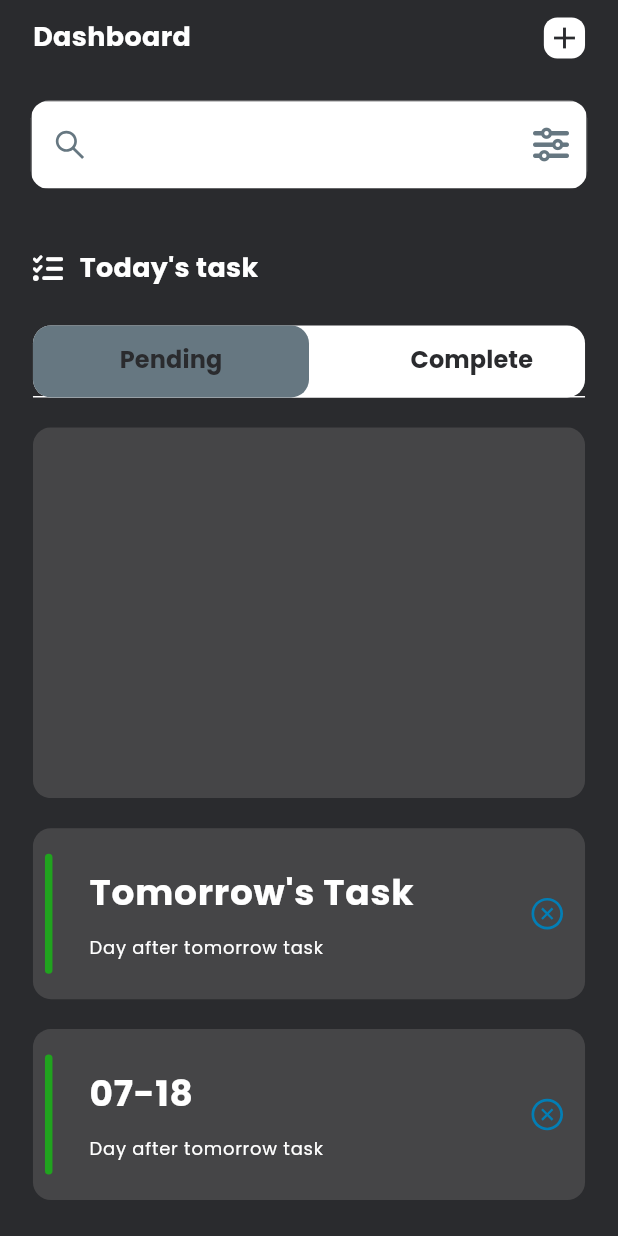
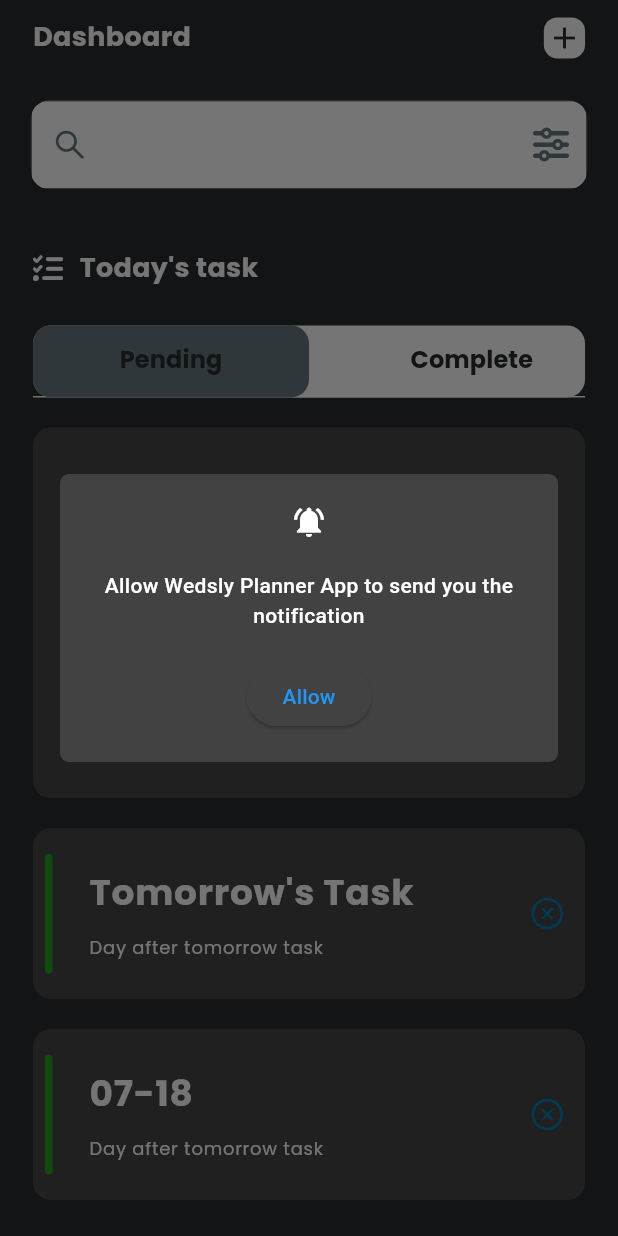
Before and after one commit to rajoanrahman100/task_managment_with_riverpod, a Flutter app: the screen it shows after launch, on a phone screen of 412 x 824 dp. Run offline on Flutter 3.47's test engine with Material 2 defaults, Android fonts, the phone set to English and light mode, and no system bars; drawn by our look-alikes of dynamic_color; our stand-ins replace country_picker, firebase_auth, firebase_core, flutter_datetime_picker_plus, flutter_riverpod, flutter_screenutil and 7 more; missing offline and left inert: notification_permissions; accounts and stored records are empty; generated files the repository leaves out were written again.

Commit message:
Notification dialog show

```diff
--- /dev/null
+++ b/lib/common/utils/notification_permission_helper.dart
@@ -0,0 +1,20 @@
+import 'package:notification_permissions/notification_permissions.dart';
+
+class NotificationPermissionHelper {
+  static Future<String> getCheckNotificationPermStatus() {
+    return NotificationPermissions.getNotificationPermissionStatus().then((status) {
+      switch (status) {
+        case PermissionStatus.denied:
+          return "denied";
+        case PermissionStatus.granted:
+          return "granted";
+        case PermissionStatus.unknown:
+          return "unknown";
+        case PermissionStatus.provisional:
+          return "provisional";
+        default:
+          return "";
+      }
+    });
+  }
+}
--- /dev/null
+++ b/lib/common/widgets/notification_permission_dialog.dart
@@ -0,0 +1,50 @@
+import 'package:flutter/material.dart';
+import 'package:notification_permissions/notification_permissions.dart';
+import 'package:task_managment_with_riverpod/common/widgets/height_spacer.dart';
+
+showNotificationPermissionDialog(BuildContext context) {
+  return showDialog(
+      barrierDismissible: false,
+      context: context,
+      builder: (context) {
+        return Dialog(
+          shape: RoundedRectangleBorder(borderRadius: BorderRadius.circular(6)),
+          child: Padding(
+            padding: const EdgeInsets.symmetric(
+              horizontal: 20,
+              vertical: 20,
+            ),
+            child: SizedBox(
+              child: Column(
+                mainAxisAlignment: MainAxisAlignment.center,
+                crossAxisAlignment: CrossAxisAlignment.center,
+                mainAxisSize: MainAxisSize.min,
+                children: [
+                  Icon(Icons.notifications_active),
+                  SizedBox(
+                    height: 20,
+                  ),
+                  Text(
+                    "Allow Wedsly Planner App to send you the notification",
+                    style: TextStyle(
+                      color: Colors.white,
+                      fontWeight: FontWeight.w500,
+                    ),
+                    textAlign: TextAlign.center,
+                  ),
+                  SizedBox(
+                    height: 20,
+                  ),
+                  ElevatedButton(
+                      onPressed: () {
+                        NotificationPermissions.requestNotificationPermissions(
+                            iosSettings: const NotificationSettingsIos(sound: true, badge: true, alert: true));
+                      },
+                      child: Text("Allow"))
+                ],
+              ),
+            ),
+          ),
+        );
+      });
+}
--- a/lib/features/todo/pages/homepage.dart
+++ b/lib/features/todo/pages/homepage.dart
@@ -2,10 +2,14 @@ import 'package:flutter/material.dart';
 import 'package:flutter_riverpod/flutter_riverpod.dart';
 import 'package:flutter_screenutil/flutter_screenutil.dart';
 import 'package:flutter_vector_icons/flutter_vector_icons.dart';
+import 'package:notification_permissions/notification_permissions.dart';
+import 'package:permission_handler/permission_handler.dart';
 import 'package:task_managment_with_riverpod/common/utils/constants.dart';
 import 'package:task_managment_with_riverpod/common/utils/navigationUtils.dart';
+import 'package:task_managment_with_riverpod/common/utils/notification_permission_helper.dart';
 import 'package:task_managment_with_riverpod/common/widgets/appstyle.dart';
 import 'package:task_managment_with_riverpod/common/widgets/custom_text_field.dart';
+import 'package:task_managment_with_riverpod/common/widgets/notification_permission_dialog.dart';
 import 'package:task_managment_with_riverpod/common/widgets/reusabletext.dart';
 import 'package:task_managment_with_riverpod/common/widgets/width_spacer.dart';
 import 'package:task_managment_with_riverpod/features/todo/controller/todo/todo_provider.dart';
@@ -29,6 +33,27 @@ class _HomePageState extends ConsumerState<HomePage> with TickerProviderStateMix
   late final TabController tabController = TabController(length: 2, vsync: this);
 
   @override
+  void initState() {
+    // TODO: implement initState
+    NotificationPermissionHelper.getCheckNotificationPermStatus().then((value) {
+      if (value != "granted") {
+        showNotificationPermissionDialog(context);
+      }
+    });
+  }
+
+  @override
+  void didChangeAppLifecycleState(AppLifecycleState state) {
+    if (state == AppLifecycleState.resumed) {
+      NotificationPermissionHelper.getCheckNotificationPermStatus().then((value) {
+        if (value != "granted") {
+          showNotificationPermissionDialog(context);
+        }
+      });
+    }
+  }
+
+  @override
   Widget build(BuildContext context) {
     ref.watch(todoStateProvider.notifier).refresh();
 
@@ -50,7 +75,8 @@ class _HomePageState extends ConsumerState<HomePage> with TickerProviderStateMix
                     Container(
                       width: 25.w,
                       height: 25.w,
-                      decoration: BoxDecoration(color: AppConst.kLight, borderRadius: BorderRadius.all(Radius.circular(9))),
+                      decoration:
+                          BoxDecoration(color: AppConst.kLight, borderRadius: BorderRadius.all(Radius.circular(9))),
                       child: GestureDetector(
                         onTap: () {
                           NavigationUtils.navigateToPage(context, AddTodo());
@@ -108,12 +134,12 @@ class _HomePageState extends ConsumerState<HomePage> with TickerProviderStateMix
             ),
             HeightSpacer(height: 25),
             Container(
-              decoration:
-                  BoxDecoration(color: AppConst.kLight, borderRadius: BorderRadius.all(Radius.circular(AppConst.kRadius))),
+              decoration: BoxDecoration(
+                  color: AppConst.kLight, borderRadius: BorderRadius.all(Radius.circular(AppConst.kRadius))),
               child: TabBar(
                 indicatorSize: TabBarIndicatorSize.label,
-                indicator:
-                    BoxDecoration(color: AppConst.kGreyLight, borderRadius: BorderRadius.all(Radius.circular(AppConst.kRadius))),
+                indicator: BoxDecoration(
+                    color: AppConst.kGreyLight, borderRadius: BorderRadius.all(Radius.circular(AppConst.kRadius))),
                 controller: tabController,
                 labelPadding: EdgeInsets.zero,
                 labelColor: AppConst.kBlueLight,
--- a/lib/main.dart
+++ b/lib/main.dart
@@ -3,8 +3,11 @@ import 'package:firebase_core/firebase_core.dart';
 import 'package:flutter/material.dart';
 import 'package:flutter_riverpod/flutter_riverpod.dart';
 import 'package:flutter_screenutil/flutter_screenutil.dart';
+import 'package:permission_handler/permission_handler.dart';
 import 'package:task_managment_with_riverpod/common/utils/constants.dart';
 import 'package:task_managment_with_riverpod/features/todo/pages/homepage.dart';
+
+import 'notification_permission.dart';
 
 //flutter pub run build_runner watch
 
--- a/pubspec.yaml
+++ b/pubspec.yaml
@@ -49,6 +49,8 @@ dependencies:
   flutter_datetime_picker_plus: ^2.0.1
   firebase_core: ^2.14.0
   firebase_auth: ^4.6.3
+  permission_handler: ^10.4.3
+  notification_permissions: ^0.6.1
 
 dev_dependencies:
   build_runner:
```
Also changed, not shown: lib/notification_permission.dart (added, +122 -0 lines), pubspec.lock.
